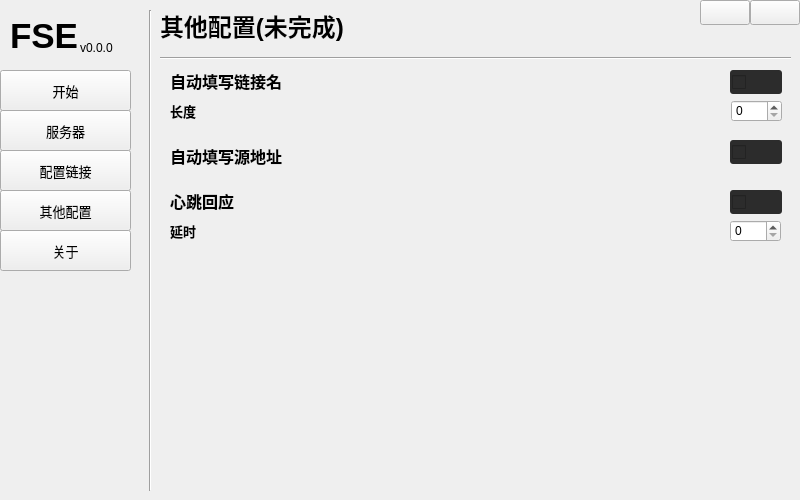
The window that ui/main.ui (LyceenAiro/EazyFrpSetting) describes before a commit, drawn with Qt 5.
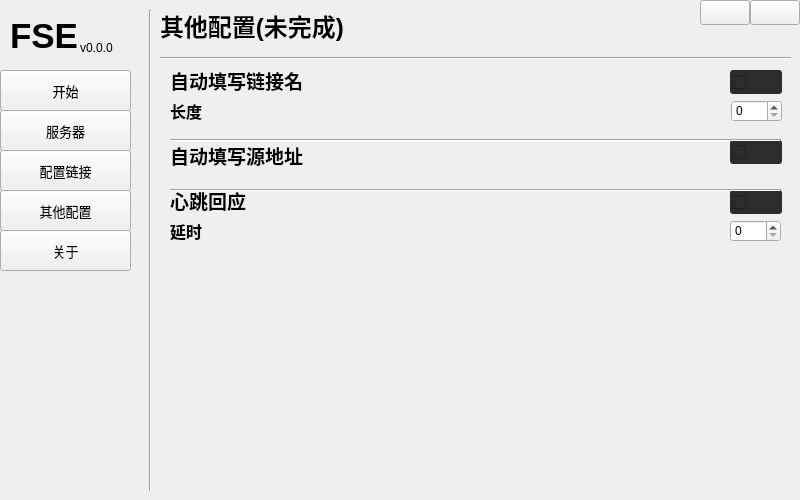
The same window after the commit.

```diff
--- a/ui/main.ui
+++ b/ui/main.ui
@@ -662,7 +662,7 @@
       </property>
       <property name="font">
        <font>
-        <pointsize>12</pointsize>
+        <pointsize>14</pointsize>
         <bold>true</bold>
        </font>
       </property>
@@ -681,7 +681,7 @@
       </property>
       <property name="font">
        <font>
-        <pointsize>10</pointsize>
+        <pointsize>12</pointsize>
         <bold>true</bold>
        </font>
       </property>
@@ -700,7 +700,7 @@
       </property>
       <property name="font">
        <font>
-        <pointsize>12</pointsize>
+        <pointsize>14</pointsize>
         <bold>true</bold>
        </font>
       </property>
@@ -719,7 +719,7 @@
       </property>
       <property name="font">
        <font>
-        <pointsize>12</pointsize>
+        <pointsize>14</pointsize>
         <bold>true</bold>
        </font>
       </property>
@@ -738,7 +738,7 @@
       </property>
       <property name="font">
        <font>
-        <pointsize>10</pointsize>
+        <pointsize>12</pointsize>
         <bold>true</bold>
        </font>
       </property>
@@ -766,6 +766,32 @@
        </rect>
       </property>
      </widget>
+     <widget class="Line" name="line_7">
+      <property name="geometry">
+       <rect>
+        <x>10</x>
+        <y>120</y>
+        <width>611</width>
+        <height>20</height>
+       </rect>
+      </property>
+      <property name="orientation">
+       <enum>Qt::Horizontal</enum>
+      </property>
+     </widget>
+     <widget class="Line" name="line_8">
+      <property name="geometry">
+       <rect>
+        <x>10</x>
+        <y>170</y>
+        <width>611</width>
+        <height>20</height>
+       </rect>
+      </property>
+      <property name="orientation">
+       <enum>Qt::Horizontal</enum>
+      </property>
+     </widget>
     </widget>
     <widget class="QWidget" name="page2">
      <widget class="Line" name="line_2">
```
